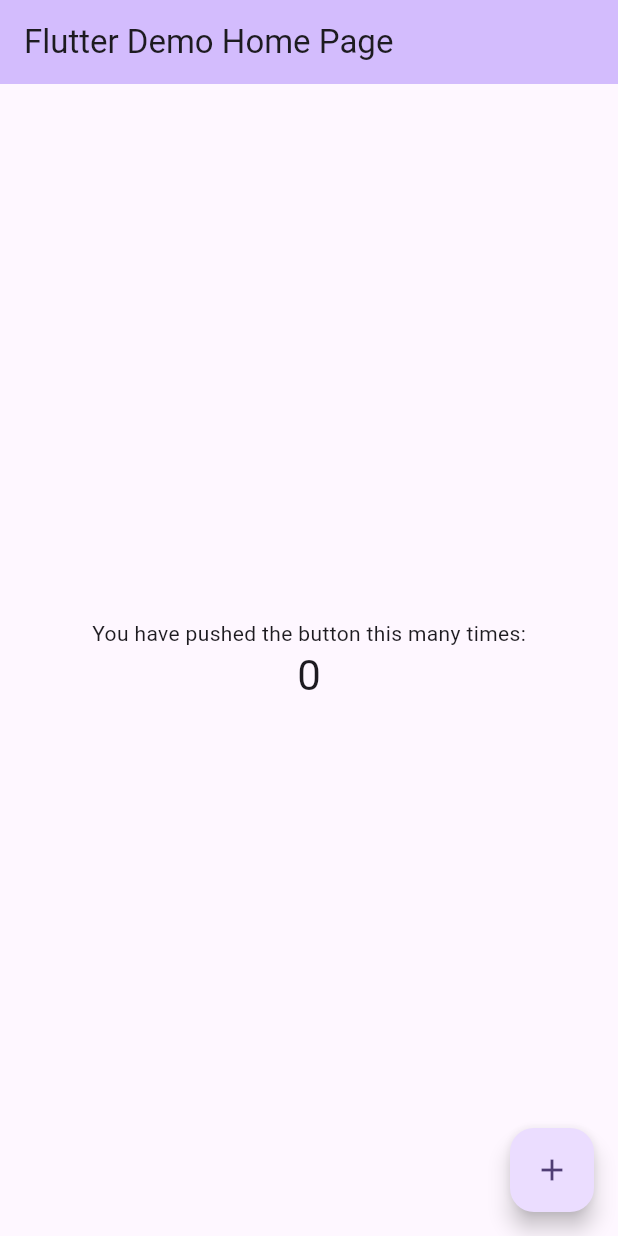
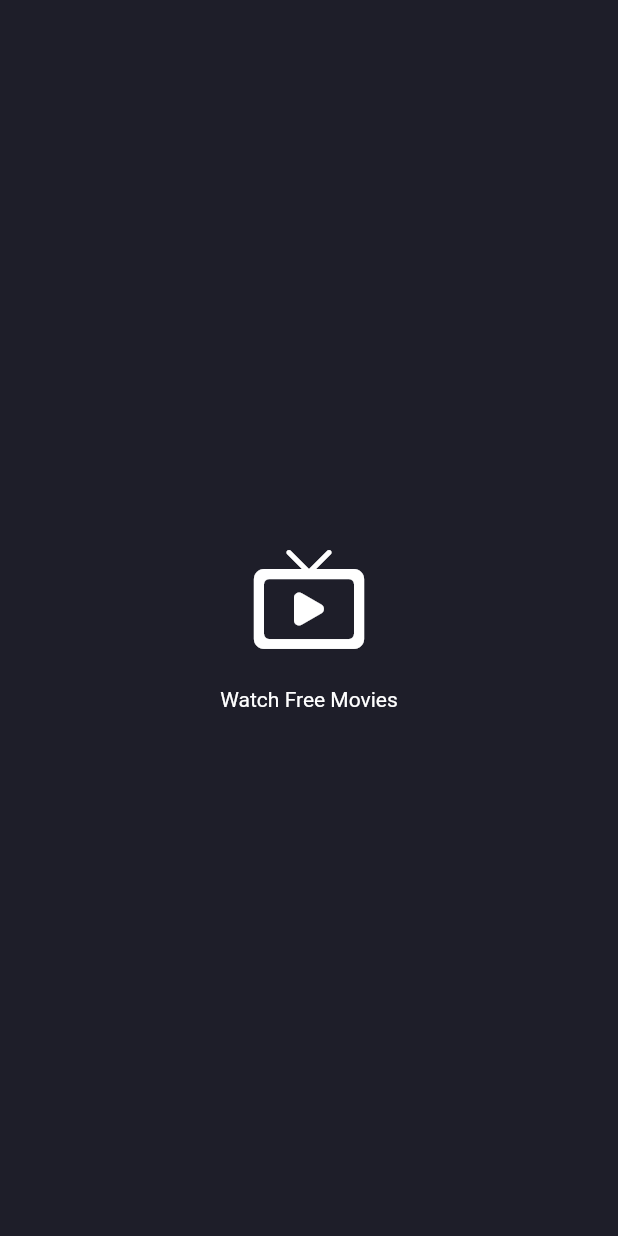
Before and after one commit to AhmedGamalxp/movies_app, a Flutter app: the first screen one second after launch, on a phone screen of 412 x 824 dp. Run offline on Flutter 3.47's test engine with Material 2 defaults, Android fonts, the phone set to English and light mode, and no system bars; our stand-ins replace go_router.

Commit message:
doing folder structure and splash view

```diff
--- /dev/null
+++ b/lib/core/constants.dart
@@ -0,0 +1,3 @@
+import 'package:flutter/material.dart';
+
+const kBackgroundColor = Color(0xff1e1e29);
--- /dev/null
+++ b/lib/core/utils/app_router.dart
@@ -0,0 +1,19 @@
+import 'package:go_router/go_router.dart';
+import 'package:movies_app/features/home/presentation/views/home_view.dart';
+import 'package:movies_app/features/splash/presentation/views/splash_view.dart';
+
+abstract class AppRouter {
+  static const kHomeView = '/homeView';
+  static final router = GoRouter(
+    routes: [
+      GoRoute(
+        path: '/',
+        builder: (context, state) => const SplashView(),
+      ),
+      GoRoute(
+        path: kHomeView,
+        builder: (context, state) => const HomeView(),
+      ),
+    ],
+  );
+}
--- /dev/null
+++ b/lib/features/home/presentation/views/home_view.dart
@@ -0,0 +1,14 @@
+import 'package:flutter/material.dart';
+
+class HomeView extends StatelessWidget {
+  const HomeView({super.key});
+
+  @override
+  Widget build(BuildContext context) {
+    return const Scaffold(
+      body: Center(
+        child: Text('Home view'),
+      ),
+    );
+  }
+}
--- /dev/null
+++ b/lib/features/splash/presentation/views/splash_view.dart
@@ -0,0 +1,68 @@
+import 'package:flutter/material.dart';
+import 'package:go_router/go_router.dart';
+import 'package:movies_app/core/utils/app_router.dart';
+
+class SplashView extends StatefulWidget {
+  const SplashView({super.key});
+
+  @override
+  State<SplashView> createState() => _SplashViewState();
+}
+
+class _SplashViewState extends State<SplashView>
+    with SingleTickerProviderStateMixin {
+  late AnimationController animationController;
+  late Animation<Offset> slidingAnimation;
+
+  @override
+  void initState() {
+    super.initState();
+    initSlidingAnimation();
+    Future.delayed(const Duration(seconds: 2), () {
+      context.go(AppRouter.kHomeView);
+    });
+  }
+
+  @override
+  void dispose() {
+    super.dispose();
+    animationController.dispose();
+  }
+
+  Widget build(BuildContext context) {
+    return Scaffold(
+      body: Center(
+        child: Column(
+          mainAxisAlignment: MainAxisAlignment.center,
+          children: [
+            const Icon(
+              Icons.live_tv_rounded,
+              size: 80,
+            ),
+            const SizedBox(
+              height: 10,
+            ),
+            AnimatedBuilder(
+              builder: (BuildContext context, Widget? child) {
+                return SlideTransition(
+                  position: slidingAnimation,
+                  child: const Text('Watch Free Movies'),
+                );
+              },
+              animation: slidingAnimation,
+            ),
+          ],
+        ),
+      ),
+    );
+  }
+
+  void initSlidingAnimation() {
+    animationController =
+        AnimationController(vsync: this, duration: const Duration(seconds: 1));
+    slidingAnimation =
+        Tween<Offset>(begin: const Offset(0, 3), end: Offset.zero)
+            .animate(animationController);
+    animationController.forward();
+  }
+}
--- a/lib/main.dart
+++ b/lib/main.dart
@@ -1,125 +1,21 @@
 import 'package:flutter/material.dart';
+import 'package:movies_app/core/constants.dart';
+import 'package:movies_app/core/utils/app_router.dart';
 
 void main() {
-  runApp(const MyApp());
+  runApp(const MoviesApp());
 }
 
-class MyApp extends StatelessWidget {
-  const MyApp({super.key});
-
-  // This widget is the root of your application.
+class MoviesApp extends StatelessWidget {
+  const MoviesApp({super.key});
   @override
   Widget build(BuildContext context) {
-    return MaterialApp(
-      title: 'Movies App',
-      theme: ThemeData(
-        // This is the theme of your application.
-        //
-        // TRY THIS: Try running your application with "flutter run". You'll see
-        // the application has a blue toolbar. Then, without quitting the app,
-        // try changing the seedColor in the colorScheme below to Colors.green
-        // and then invoke "hot reload" (save your changes or press the "hot
-        // reload" button in a Flutter-supported IDE, or press "r" if you used
-        // the command line to start the app).
-        //
-        // Notice that the counter didn't reset back to zero; the application
-        // state is not lost during the reload. To reset the state, use hot
-        // restart instead.
-        //
-        // This works for code too, not just values: Most code changes can be
-        // tested with just a hot reload.
-        colorScheme: ColorScheme.fromSeed(seedColor: Colors.deepPurple),
-        useMaterial3: true,
+    return MaterialApp.router(
+      routerConfig: AppRouter.router,
+      debugShowCheckedModeBanner: false,
+      theme: ThemeData.dark().copyWith(
+        scaffoldBackgroundColor: kBackgroundColor,
       ),
-      home: const MyHomePage(title: 'Flutter Demo Home Page'),
     );
   }
 }
-
-class MyHomePage extends StatefulWidget {
-  const MyHomePage({super.key, required this.title});
-
-  // This widget is the home page of your application. It is stateful, meaning
-  // that it has a State object (defined below) that contains fields that affect
-  // how it looks.
-
-  // This class is the configuration for the state. It holds the values (in this
-  // case the title) provided by the parent (in this case the App widget) and
-  // used by the build method of the State. Fields in a Widget subclass are
-  // always marked "final".
-
-  final String title;
-
-  @override
-  State<MyHomePage> createState() => _MyHomePageState();
-}
-
-class _MyHomePageState extends State<MyHomePage> {
-  int _counter = 0;
-
-  void _incrementCounter() {
-    setState(() {
-      // This call to setState tells the Flutter framework that something has
-      // changed in this State, which causes it to rerun the build method below
-      // so that the display can reflect the updated values. If we changed
-      // _counter without calling setState(), then the build method would not be
-      // called again, and so nothing would appear to happen.
-      _counter++;
-    });
-  }
-
-  @override
-  Widget build(BuildContext context) {
-    // This method is rerun every time setState is called, for instance as done
-    // by the _incrementCounter method above.
-    //
-    // The Flutter framework has been optimized to make rerunning build methods
-    // fast, so that you can just rebuild anything that needs updating rather
-    // than having to individually change instances of widgets.
-    return Scaffold(
-      appBar: AppBar(
-        // TRY THIS: Try changing the color here to a specific color (to
-        // Colors.amber, perhaps?) and trigger a hot reload to see the AppBar
-        // change color while the other colors stay the same.
-        backgroundColor: Theme.of(context).colorScheme.inversePrimary,
-        // Here we take the value from the MyHomePage object that was created by
-        // the App.build method, and use it to set our appbar title.
-        title: Text(widget.title),
-      ),
-      body: Center(
-        // Center is a layout widget. It takes a single child and positions it
-        // in the middle of the parent.
-        child: Column(
-          // Column is also a layout widget. It takes a list of children and
-          // arranges them vertically. By default, it sizes itself to fit its
-          // children horizontally, and tries to be as tall as its parent.
-          //
-          // Column has various properties to control how it sizes itself and
-          // how it positions its children. Here we use mainAxisAlignment to
-          // center the children vertically; the main axis here is the vertical
-          // axis because Columns are vertical (the cross axis would be
-          // horizontal).
-          //
-          // TRY THIS: Invoke "debug painting" (choose the "Toggle Debug Paint"
-          // action in the IDE, or press "p" in the console), to see the
-          // wireframe for each widget.
-          mainAxisAlignment: MainAxisAlignment.center,
-          children: <Widget>[
-            const Text(
-              'You have pushed the button this many times:',
-            ),
-            Text(
-              '$_counter',
-              style: Theme.of(context).textTheme.headlineMedium,
-            ),
-          ],
-        ),
-      ),
-      floatingActionButton: FloatingActionButton(
-        onPressed: _incrementCounter,
-        tooltip: 'Increment',
-        child: const Icon(Icons.add),
-      ), // This trailing comma makes auto-formatting nicer for build methods.
-    );
-  }
-}
```
Also changed, not shown: pubspec.yaml (+4 -12 lines), pubspec.lock, 1 other file.
